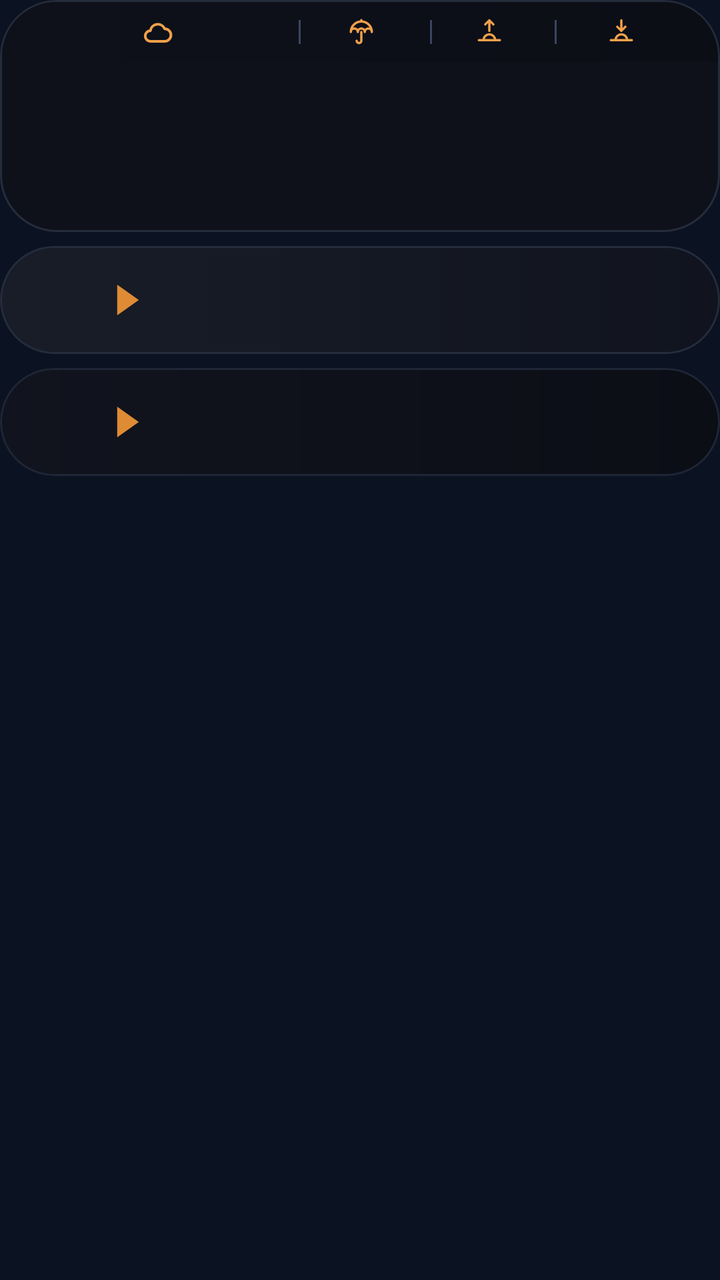
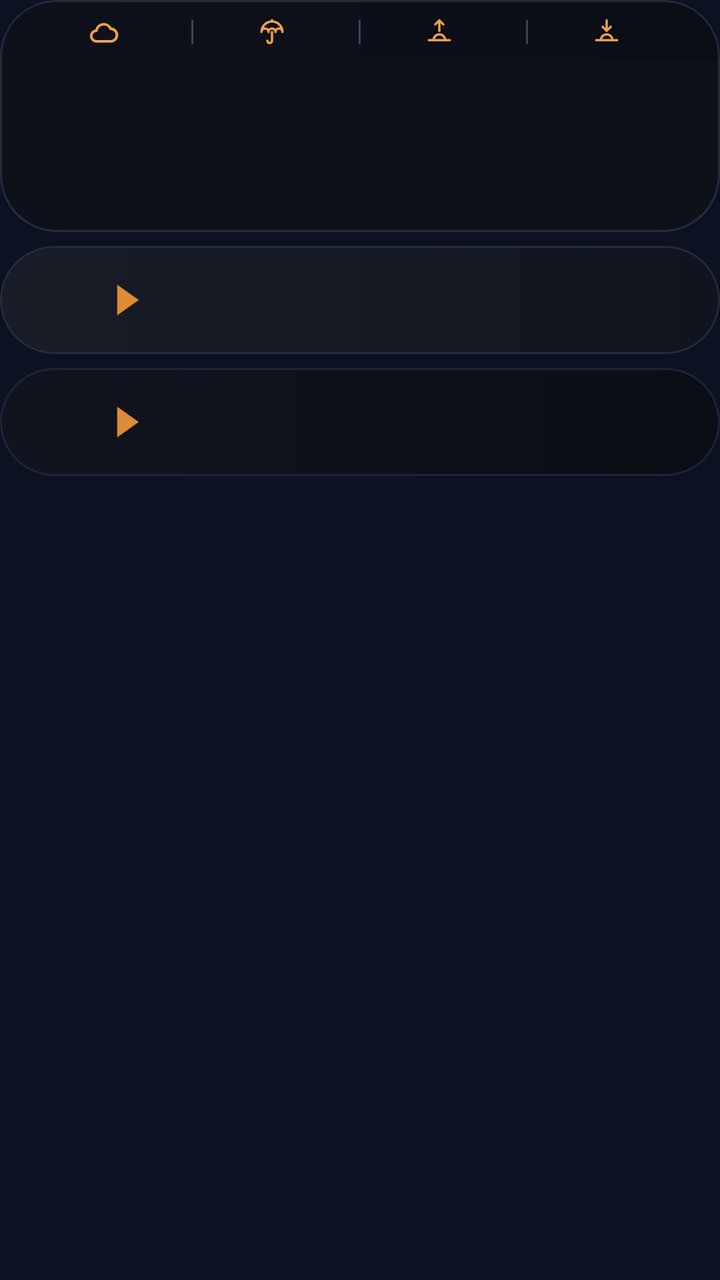

An Android layout rendered at two revisions. The XML below is the earlier revision; the diff shows what the commit changed to produce the second picture.
<!-- AndroidManifest.xml: application theme AppTheme -->
<!-- res/layout/widget_k2.xml -->
<?xml version="1.0" encoding="utf-8"?>
<FrameLayout xmlns:android="http://schemas.android.com/apk/res/android"
    android:id="@+id/root"
    android:layout_width="match_parent"
    android:layout_height="match_parent"
    android:padding="0dp">

    <LinearLayout
        android:layout_width="match_parent"
        android:layout_height="wrap_content"
        android:orientation="vertical">
        <LinearLayout
            android:layout_width="match_parent"
            android:layout_height="wrap_content"
            android:background="@drawable/cur_clocks"
            android:clipToOutline="true"
            android:orientation="vertical"
            android:padding="1dp">
        <LinearLayout
            android:layout_width="match_parent"
            android:layout_height="30dp"
            android:orientation="horizontal"
            android:gravity="center"
            android:background="@drawable/cur_header_top"
            android:paddingStart="12dp"
            android:paddingEnd="12dp">
            <LinearLayout
                android:layout_width="0dp"
                android:layout_height="match_parent"
                android:layout_weight="2.0"
                android:gravity="center"
                android:orientation="horizontal">
                <ImageView
                    android:id="@+id/hdr_wx"
                    android:layout_width="16dp"
                    android:layout_height="16dp"
                    android:src="@drawable/wx_cloud"
                    android:scaleType="fitCenter" />
                <ImageView
                    android:id="@+id/hdr_temp"
                    android:layout_width="wrap_content"
                    android:layout_height="18dp"
                    android:adjustViewBounds="true"
                    android:layout_marginStart="5dp"
                    android:scaleType="fitCenter" />
            </LinearLayout>
            <ImageView
                android:id="@+id/sep0"
                android:layout_width="1dp"
                android:layout_height="12dp"
                android:src="@drawable/cur_sep"
                android:scaleType="fitXY" />
            <LinearLayout
                android:layout_width="0dp"
                android:layout_height="match_parent"
                android:layout_weight="0.95"
                android:gravity="center"
                android:orientation="horizontal">
                <ImageView
                    android:id="@+id/ic0"
                    android:layout_width="14dp"
                    android:layout_height="14dp"
                    android:src="@drawable/ic_umbrella"
                    android:scaleType="fitCenter" />
                <ImageView
                    android:id="@+id/hdr_rain"
                    android:layout_width="wrap_content"
                    android:layout_height="18dp"
                    android:adjustViewBounds="true"
                    android:layout_marginStart="4dp"
                    android:scaleType="fitCenter" />
            </LinearLayout>
            <ImageView
                android:id="@+id/sep1"
                android:layout_width="1dp"
                android:layout_height="12dp"
                android:src="@drawable/cur_sep"
                android:scaleType="fitXY" />
            <LinearLayout
                android:layout_width="0dp"
                android:layout_height="match_parent"
                android:layout_weight="0.9"
                android:gravity="center"
                android:orientation="horizontal">
                <ImageView
                    android:id="@+id/ic1"
                    android:layout_width="14dp"
                    android:layout_height="14dp"
                    android:src="@drawable/ic_sunrise"
                    android:scaleType="fitCenter" />
                <ImageView
                    android:id="@+id/hdr_rise"
                    android:layout_width="wrap_content"
                    android:layout_height="18dp"
                    android:adjustViewBounds="true"
                    android:layout_marginStart="4dp"
                    android:scaleType="fitCenter" />
            </LinearLayout>
            <ImageView
                android:id="@+id/sep2"
                android:layout_width="1dp"
                android:layout_height="12dp"
                android:src="@drawable/cur_sep"
                android:scaleType="fitXY" />
            <LinearLayout
                android:layout_width="0dp"
                android:layout_height="match_parent"
                android:layout_weight="1.0"
                android:gravity="center"
                android:orientation="horizontal">
                <ImageView
                    android:id="@+id/ic2"
                    android:layout_width="14dp"
                    android:layout_height="14dp"
                    android:src="@drawable/ic_sunset"
                    android:scaleType="fitCenter" />
                <ImageView
                    android:id="@+id/hdr_set"
                    android:layout_width="wrap_content"
                    android:layout_height="18dp"
                    android:adjustViewBounds="true"
                    android:layout_marginStart="4dp"
                    android:scaleType="fitCenter" />
            </LinearLayout>
        </LinearLayout>
        <LinearLayout
            android:layout_width="match_parent"
            android:layout_height="84dp"
            android:orientation="horizontal"
            android:padding="0dp">
            <FrameLayout
                android:layout_width="0dp"
                android:layout_height="match_parent"
                android:layout_weight="1">
                <LinearLayout
                    android:layout_width="match_parent"
                    android:layout_height="match_parent"
                    android:orientation="horizontal">
                    <ImageView
                        android:id="@+id/clk_bg_0a"
                        android:layout_width="28dp"
                        android:layout_height="match_parent"
                        android:scaleType="fitXY" />
                    <ImageView
                        android:id="@+id/clk_bg_0"
                        android:layout_width="0dp"
                        android:layout_height="match_parent"
                        android:layout_weight="1"
                        android:scaleType="fitXY" />
                </LinearLayout>
                <LinearLayout
                    android:layout_width="match_parent"
                    android:layout_height="match_parent"
                    android:orientation="vertical"
                    android:gravity="center"
                    android:paddingBottom="5dp"
                android:paddingStart="2dp"
                    android:paddingEnd="2dp">
                    <ImageView
                        android:id="@+id/clk_day_0"
                        android:layout_width="match_parent"
                        android:layout_height="16dp"
                        android:scaleType="fitCenter" />
                    <ImageView
                        android:id="@+id/clk_time_0"
                        android:layout_width="match_parent"
                        android:layout_height="30dp"
                        android:scaleType="fitCenter" />
                    <ImageView
                        android:id="@+id/clk_city_0"
                        android:layout_width="match_parent"
                        android:layout_height="16dp"
                        android:layout_marginTop="-3dp"
                        android:scaleType="fitCenter" />
                </LinearLayout>
            </FrameLayout>
            <FrameLayout
                android:layout_width="0dp"
                android:layout_height="match_parent"
                android:layout_weight="1">
                <ImageView
                    android:id="@+id/clk_bg_1"
                    android:layout_width="match_parent"
                    android:layout_height="match_parent"
                    android:scaleType="fitXY" />
                <LinearLayout
                    android:layout_width="match_parent"
                    android:layout_height="match_parent"
                    android:orientation="vertical"
                    android:gravity="center"
                    android:paddingBottom="5dp"
                android:paddingStart="2dp"
                    android:paddingEnd="2dp">
                    <ImageView
                        android:id="@+id/clk_day_1"
                        android:layout_width="match_parent"
                        android:layout_height="16dp"
                        android:scaleType="fitCenter" />
                    <ImageView
                        android:id="@+id/clk_time_1"
                        android:layout_width="match_parent"
                        android:layout_height="30dp"
                        android:scaleType="fitCenter" />
                    <ImageView
                        android:id="@+id/clk_city_1"
                        android:layout_width="match_parent"
                        android:layout_height="16dp"
                        android:layout_marginTop="-3dp"
                        android:scaleType="fitCenter" />
                </LinearLayout>
            </FrameLayout>
            <FrameLayout
                android:layout_width="0dp"
                android:layout_height="match_parent"
                android:layout_weight="1">
                <ImageView
                    android:id="@+id/clk_bg_2"
                    android:layout_width="match_parent"
                    android:layout_height="match_parent"
                    android:scaleType="fitXY" />
                <LinearLayout
                    android:layout_width="match_parent"
                    android:layout_height="match_parent"
                    android:orientation="vertical"
                    android:gravity="center"
                    android:paddingBottom="5dp"
                android:paddingStart="2dp"
                    android:paddingEnd="2dp">
                    <ImageView
                        android:id="@+id/clk_day_2"
                        android:layout_width="match_parent"
                        android:layout_height="16dp"
                        android:scaleType="fitCenter" />
                    <ImageView
                        android:id="@+id/clk_time_2"
                        android:layout_width="match_parent"
                        android:layout_height="30dp"
                        android:scaleType="fitCenter" />
                    <ImageView
                        android:id="@+id/clk_city_2"
                        android:layout_width="match_parent"
                        android:layout_height="16dp"
                        android:layout_marginTop="-3dp"
                        android:scaleType="fitCenter" />
                </LinearLayout>
            </FrameLayout>
            <FrameLayout
                android:layout_width="0dp"
                android:layout_height="match_parent"
                android:layout_weight="1">
                <LinearLayout
                    android:layout_width="match_parent"
                    android:layout_height="match_parent"
                    android:orientation="horizontal">
                    <ImageView
                        android:id="@+id/clk_bg_3"
                        android:layout_width="0dp"
                        android:layout_height="match_parent"
                        android:layout_weight="1"
                        android:scaleType="fitXY" />
                    <ImageView
                        android:id="@+id/clk_bg_3a"
                        android:layout_width="28dp"
                        android:layout_height="match_parent"
                        android:scaleType="fitXY" />
                </LinearLayout>
                <LinearLayout
                    android:layout_width="match_parent"
                    android:layout_height="match_parent"
                    android:orientation="vertical"
                    android:gravity="center"
                    android:paddingBottom="5dp"
                android:paddingStart="2dp"
                    android:paddingEnd="2dp">
                    <ImageView
                        android:id="@+id/clk_day_3"
                        android:layout_width="match_parent"
                        android:layout_height="16dp"
                        android:scaleType="fitCenter" />
                    <ImageView
                        android:id="@+id/clk_time_3"
                        android:layout_width="match_parent"
                        android:layout_height="30dp"
                        android:scaleType="fitCenter" />
                    <ImageView
                        android:id="@+id/clk_city_3"
                        android:layout_width="match_parent"
                        android:layout_height="16dp"
                        android:layout_marginTop="-3dp"
                        android:scaleType="fitCenter" />
                </LinearLayout>
            </FrameLayout>
        </LinearLayout>
        </LinearLayout>
        <FrameLayout
            android:layout_width="match_parent"
            android:layout_height="54dp"
            android:layout_marginTop="7dp"
            android:background="@drawable/cur_row_light"
            android:clipToOutline="true">
            
            <ImageView
                android:id="@+id/trend_0"
                android:layout_width="match_parent"
                android:layout_height="match_parent"
                android:padding="1dp"
                android:scaleType="fitXY" />
            <LinearLayout
                android:layout_width="match_parent"
                android:layout_height="match_parent"
                android:orientation="horizontal"
                android:gravity="center_vertical"
                android:paddingStart="14dp"
                android:paddingEnd="24dp">
                <LinearLayout
                    android:layout_width="wrap_content"
                    android:layout_height="wrap_content"
                    android:orientation="horizontal"
                    android:gravity="center_vertical">
                    <ImageView
                        android:id="@+id/fl_a_0"
                        android:layout_width="30dp"
                        android:layout_height="30dp"
                        android:scaleType="fitCenter" />
                    <ImageView
                        android:id="@+id/code_a_0"
                        android:layout_width="wrap_content"
                        android:layout_height="22dp"
                        android:adjustViewBounds="true"
                        android:layout_marginStart="6dp"
                        android:scaleType="fitStart" />
                    <ImageView
                        android:id="@+id/arrow_0"
                        android:layout_width="12dp"
                        android:layout_height="16dp"
                        android:src="@drawable/cur_arrow"
                        android:layout_marginStart="8dp"
                        android:layout_marginEnd="10dp"
                        android:scaleType="fitCenter" />
                    <ImageView
                        android:id="@+id/fl_b_0"
                        android:layout_width="30dp"
                        android:layout_height="30dp"
                        android:scaleType="fitCenter" />
                    <ImageView
                        android:id="@+id/code_b_0"
                        android:layout_width="wrap_content"
                        android:layout_height="22dp"
                        android:adjustViewBounds="true"
                        android:layout_marginStart="6dp"
                        android:scaleType="fitStart" />
                </LinearLayout>
                <FrameLayout
                    android:layout_width="0dp"
                    android:layout_height="1dp"
                    android:layout_weight="1" />
                <LinearLayout
                    android:layout_width="wrap_content"
                    android:layout_height="wrap_content"
                    android:orientation="vertical"
                    android:layout_marginStart="6dp">
                    <LinearLayout
                        android:layout_width="wrap_content"
                        android:layout_height="16dp"
                        android:orientation="horizontal"
                        android:gravity="center_vertical">
                        <ImageView
                            android:id="@+id/mkt_val_0"
                            android:layout_width="52dp"
                            android:layout_height="12dp"
                            android:scaleType="fitEnd" />
                        <ImageView
                            android:id="@+id/mkt_lbl_0"
                            android:layout_width="42dp"
                            android:layout_height="11dp"
                            android:layout_marginStart="8dp"
                            android:scaleType="fitStart" />
                    </LinearLayout>
                    <LinearLayout
                        android:layout_width="wrap_content"
                        android:layout_height="16dp"
                        android:orientation="horizontal"
                        android:gravity="center_vertical"
                        android:layout_marginTop="2dp">
                        <ImageView
                            android:id="@+id/visa_val_0"
                            android:layout_width="52dp"
                            android:layout_height="12dp"
                            android:scaleType="fitEnd" />
                        <ImageView
                            android:id="@+id/visa_logo_0"
                            android:layout_width="42dp"
                            android:layout_height="16dp"
                            android:layout_marginStart="8dp"
                            android:scaleType="fitStart" />
                    </LinearLayout>
                </LinearLayout>
            </LinearLayout>
        </FrameLayout>
        <FrameLayout
            android:layout_width="match_parent"
            android:layout_height="54dp"
            android:layout_marginTop="7dp"
            android:background="@drawable/cur_row_dark"
            android:clipToOutline="true">
            
            <ImageView
                android:id="@+id/trend_1"
                android:layout_width="match_parent"
                android:layout_height="match_parent"
                android:padding="1dp"
                android:scaleType="fitXY" />
            <LinearLayout
                android:layout_width="match_parent"
                android:layout_height="match_parent"
                android:orientation="horizontal"
                android:gravity="center_vertical"
                android:paddingStart="14dp"
                android:paddingEnd="24dp">
                <LinearLayout
                    android:layout_width="wrap_content"
                    android:layout_height="wrap_content"
                    android:orientation="horizontal"
                    android:gravity="center_vertical">
                    <ImageView
                        android:id="@+id/fl_a_1"
                        android:layout_width="30dp"
                        android:layout_height="30dp"
                        android:scaleType="fitCenter" />
                    <ImageView
                        android:id="@+id/code_a_1"
                        android:layout_width="wrap_content"
                        android:layout_height="22dp"
                        android:adjustViewBounds="true"
                        android:layout_marginStart="6dp"
                        android:scaleType="fitStart" />
                    <ImageView
                        android:id="@+id/arrow_1"
                        android:layout_width="12dp"
                        android:layout_height="16dp"
                        android:src="@drawable/cur_arrow"
                        android:layout_marginStart="8dp"
                        android:layout_marginEnd="10dp"
                        android:scaleType="fitCenter" />
                    <ImageView
                        android:id="@+id/fl_b_1"
                        android:layout_width="30dp"
                        android:layout_height="30dp"
                        android:scaleType="fitCenter" />
                    <ImageView
                        android:id="@+id/code_b_1"
                        android:layout_width="wrap_content"
                        android:layout_height="22dp"
                        android:adjustViewBounds="true"
                        android:layout_marginStart="6dp"
                        android:scaleType="fitStart" />
                </LinearLayout>
                <FrameLayout
                    android:layout_width="0dp"
                    android:layout_height="1dp"
                    android:layout_weight="1" />
                <LinearLayout
                    android:layout_width="wrap_content"
                    android:layout_height="wrap_content"
                    android:orientation="vertical"
                    android:layout_marginStart="6dp">
                    <LinearLayout
                        android:layout_width="wrap_content"
                        android:layout_height="16dp"
                        android:orientation="horizontal"
                        android:gravity="center_vertical">
                        <ImageView
                            android:id="@+id/mkt_val_1"
                            android:layout_width="52dp"
                            android:layout_height="12dp"
                            android:scaleType="fitEnd" />
                        <ImageView
                            android:id="@+id/mkt_lbl_1"
                            android:layout_width="42dp"
                            android:layout_height="11dp"
                            android:layout_marginStart="8dp"
                            android:scaleType="fitStart" />
                    </LinearLayout>
                    <LinearLayout
                        android:layout_width="wrap_content"
                        android:layout_height="16dp"
                        android:orientation="horizontal"
                        android:gravity="center_vertical"
                        android:layout_marginTop="2dp">
                        <ImageView
                            android:id="@+id/visa_val_1"
                            android:layout_width="52dp"
                            android:layout_height="12dp"
                            android:scaleType="fitEnd" />
                        <ImageView
                            android:id="@+id/visa_logo_1"
                            android:layout_width="42dp"
                            android:layout_height="16dp"
                            android:layout_marginStart="8dp"
                            android:scaleType="fitStart" />
                    </LinearLayout>
                </LinearLayout>
            </LinearLayout>
        </FrameLayout>
    </LinearLayout>
</FrameLayout>
<!-- resources referenced by this layout -->
<resources>
  <!-- drawable cur_arrow (drawable) -->
  <?xml version="1.0" encoding="utf-8"?>
  <vector xmlns:android="http://schemas.android.com/apk/res/android" android:width="20dp" android:height="26dp" android:viewportWidth="20" android:viewportHeight="26">
      <path android:fillColor="#FFDF8B35" android:pathData="M1,0L1,26L19,13Z" />
  </vector>
  <!-- drawable cur_clocks (drawable) -->
  <?xml version="1.0" encoding="utf-8"?>
  <shape xmlns:android="http://schemas.android.com/apk/res/android" android:shape="rectangle">
      <gradient android:angle="0" android:startColor="#FF0E111A" android:endColor="#FF0E111A" />
      <stroke android:width="1dp" android:color="#FF252C3C" />
      <corners android:radius="@dimen/widget_radius" />
  </shape>
  <!-- drawable cur_header_top (drawable) -->
  <?xml version="1.0" encoding="utf-8"?>
  <shape xmlns:android="http://schemas.android.com/apk/res/android" android:shape="rectangle">
      <gradient android:angle="0" android:startColor="#FF0E111A" android:endColor="#FF0B0E15" />
      <corners android:topLeftRadius="@dimen/widget_radius_inner" android:topRightRadius="@dimen/widget_radius_inner" />
  </shape>
  <!-- drawable cur_row_dark (drawable) -->
  <?xml version="1.0" encoding="utf-8"?>
  <shape xmlns:android="http://schemas.android.com/apk/res/android" android:shape="rectangle">
      <gradient android:angle="0" android:startColor="#FF11141E" android:endColor="#FF0B0E15" />
      <stroke android:width="1dp" android:color="#FF1F2636" />
      <corners android:radius="@dimen/widget_radius" />
  </shape>
  <!-- drawable cur_row_light (drawable) -->
  <?xml version="1.0" encoding="utf-8"?>
  <shape xmlns:android="http://schemas.android.com/apk/res/android" android:shape="rectangle">
      <gradient android:angle="0" android:startColor="#FF181D28" android:endColor="#FF11141E" />
      <stroke android:width="1dp" android:color="#FF252C3C" />
      <corners android:radius="@dimen/widget_radius" />
  </shape>
  <!-- drawable cur_sep (drawable) -->
  <?xml version="1.0" encoding="utf-8"?>
  <shape xmlns:android="http://schemas.android.com/apk/res/android" android:shape="rectangle"><solid android:color="#FF3A4560" /></shape>
  <!-- drawable ic_sunrise (drawable) -->
  <?xml version="1.0" encoding="utf-8"?>
  <vector xmlns:android="http://schemas.android.com/apk/res/android" android:width="24dp" android:height="24dp" android:viewportWidth="24" android:viewportHeight="24">
      <path android:strokeColor="#FFF0A04B" android:strokeWidth="2" android:strokeLineCap="round" android:strokeLineJoin="round" android:fillColor="#00000000"
          android:pathData="M3,19L21,19M7,19A5,5 0,0 1,17 19M12,2L12,11M8.5,5.5L12,2L15.5,5.5" />
  </vector>
  <!-- drawable ic_sunset (drawable) -->
  <?xml version="1.0" encoding="utf-8"?>
  <vector xmlns:android="http://schemas.android.com/apk/res/android" android:width="24dp" android:height="24dp" android:viewportWidth="24" android:viewportHeight="24">
      <path android:strokeColor="#FFF0A04B" android:strokeWidth="2" android:strokeLineCap="round" android:strokeLineJoin="round" android:fillColor="#00000000"
          android:pathData="M3,19L21,19M7,19A5,5 0,0 1,17 19M12,2L12,11M8.5,7.5L12,11L15.5,7.5" />
  </vector>
  <style name="AppTheme" parent="@android:style/Theme.DeviceDefault.NoActionBar">
          <item name="android:colorAccent">#DF8B35</item>
          <item name="android:colorControlActivated">#DF8B35</item>
          <item name="android:windowBackground">#0B1322</item>
          <item name="android:statusBarColor">#0E111A</item>
          <item name="android:navigationBarColor">#0B1322</item>
          <item name="android:textColorHint">#718096</item>
      </style>
  <dimen name="widget_radius">28dp</dimen>
  <dimen name="widget_radius_inner">27dp</dimen>
  <!-- unchanged entries left out for length: 2 -->
</resources>

<!-- the commit's change to res/layout/widget_k2.xml (unified diff, before → after) -->
@@ -27,7 +27,7 @@
             <LinearLayout
                 android:layout_width="0dp"
                 android:layout_height="match_parent"
-                android:layout_weight="2.0"
+                android:layout_weight="1"
                 android:gravity="center"
                 android:orientation="horizontal">
                 <ImageView
@@ -53,7 +53,7 @@
             <LinearLayout
                 android:layout_width="0dp"
                 android:layout_height="match_parent"
-                android:layout_weight="0.95"
+                android:layout_weight="1"
                 android:gravity="center"
                 android:orientation="horizontal">
                 <ImageView
@@ -79,7 +79,7 @@
             <LinearLayout
                 android:layout_width="0dp"
                 android:layout_height="match_parent"
-                android:layout_weight="0.9"
+                android:layout_weight="1"
                 android:gravity="center"
                 android:orientation="horizontal">
                 <ImageView
@@ -105,7 +105,7 @@
             <LinearLayout
                 android:layout_width="0dp"
                 android:layout_height="match_parent"
-                android:layout_weight="1.0"
+                android:layout_weight="1"
                 android:gravity="center"
                 android:orientation="horizontal">
                 <ImageView
